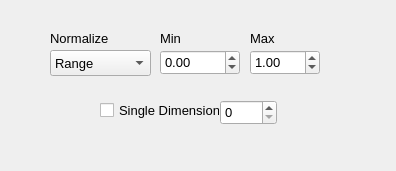
The window that _AlgorithmsPlugins/Projections/paramsNormalize.ui (b4silio/MLDemos) describes before a commit, drawn with Qt 5.
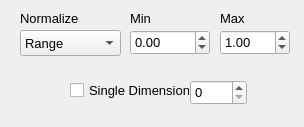
The same window after the commit.

Diff of the .ui file:
```diff
--- a/_AlgorithmsPlugins/Projections/paramsNormalize.ui
+++ b/_AlgorithmsPlugins/Projections/paramsNormalize.ui
@@ -6,8 +6,8 @@
    <rect>
     <x>0</x>
     <y>0</y>
-    <width>396</width>
-    <height>171</height>
+    <width>304</width>
+    <height>127</height>
    </rect>
   </property>
   <property name="windowTitle">
@@ -16,8 +16,8 @@
   <widget class="QComboBox" name="typeCombo">
    <property name="geometry">
     <rect>
-     <x>50</x>
-     <y>50</y>
+     <x>20</x>
+     <y>30</y>
      <width>101</width>
      <height>26</height>
     </rect>
@@ -49,8 +49,8 @@
   <widget class="QDoubleSpinBox" name="rangeMinSpin">
    <property name="geometry">
     <rect>
-     <x>160</x>
-     <y>50</y>
+     <x>130</x>
+     <y>30</y>
      <width>80</width>
      <height>25</height>
     </rect>
@@ -76,8 +76,8 @@
   <widget class="QLabel" name="rangeMinLabel">
    <property name="geometry">
     <rect>
-     <x>160</x>
-     <y>30</y>
+     <x>130</x>
+     <y>10</y>
      <width>80</width>
      <height>16</height>
     </rect>
@@ -94,8 +94,8 @@
   <widget class="QLabel" name="rangeMaxLabel">
    <property name="geometry">
     <rect>
-     <x>250</x>
-     <y>30</y>
+     <x>220</x>
+     <y>10</y>
      <width>70</width>
      <height>16</height>
     </rect>
@@ -112,8 +112,8 @@
   <widget class="QDoubleSpinBox" name="rangeMaxSpin">
    <property name="geometry">
     <rect>
-     <x>250</x>
-     <y>50</y>
+     <x>220</x>
+     <y>30</y>
      <width>70</width>
      <height>25</height>
     </rect>
@@ -139,8 +139,8 @@
   <widget class="QLabel" name="label_4">
    <property name="geometry">
     <rect>
-     <x>50</x>
-     <y>30</y>
+     <x>20</x>
+     <y>10</y>
      <width>100</width>
      <height>16</height>
     </rect>
@@ -157,8 +157,8 @@
   <widget class="QCheckBox" name="singleDimCheck">
    <property name="geometry">
     <rect>
-     <x>100</x>
-     <y>100</y>
+     <x>70</x>
+     <y>80</y>
      <width>120</width>
      <height>20</height>
     </rect>
@@ -178,8 +178,8 @@
    </property>
    <property name="geometry">
     <rect>
-     <x>220</x>
-     <y>100</y>
+     <x>190</x>
+     <y>80</y>
      <width>57</width>
      <height>25</height>
     </rect>
```
